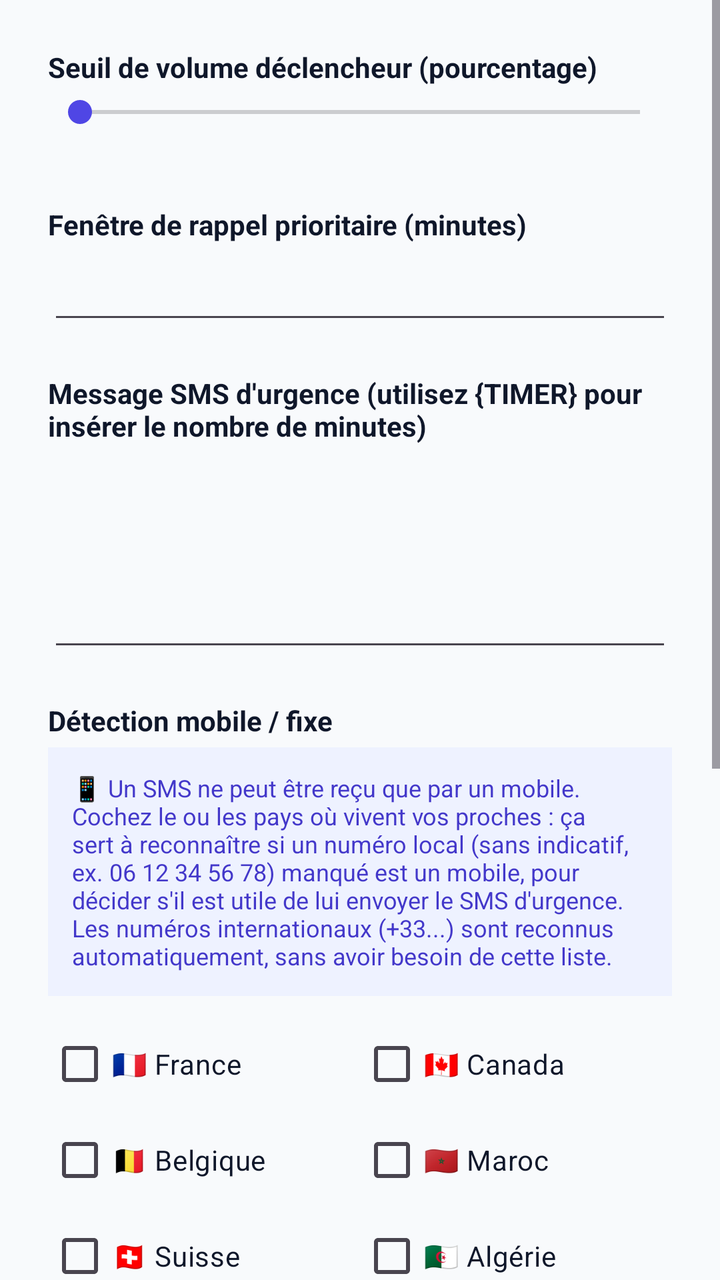
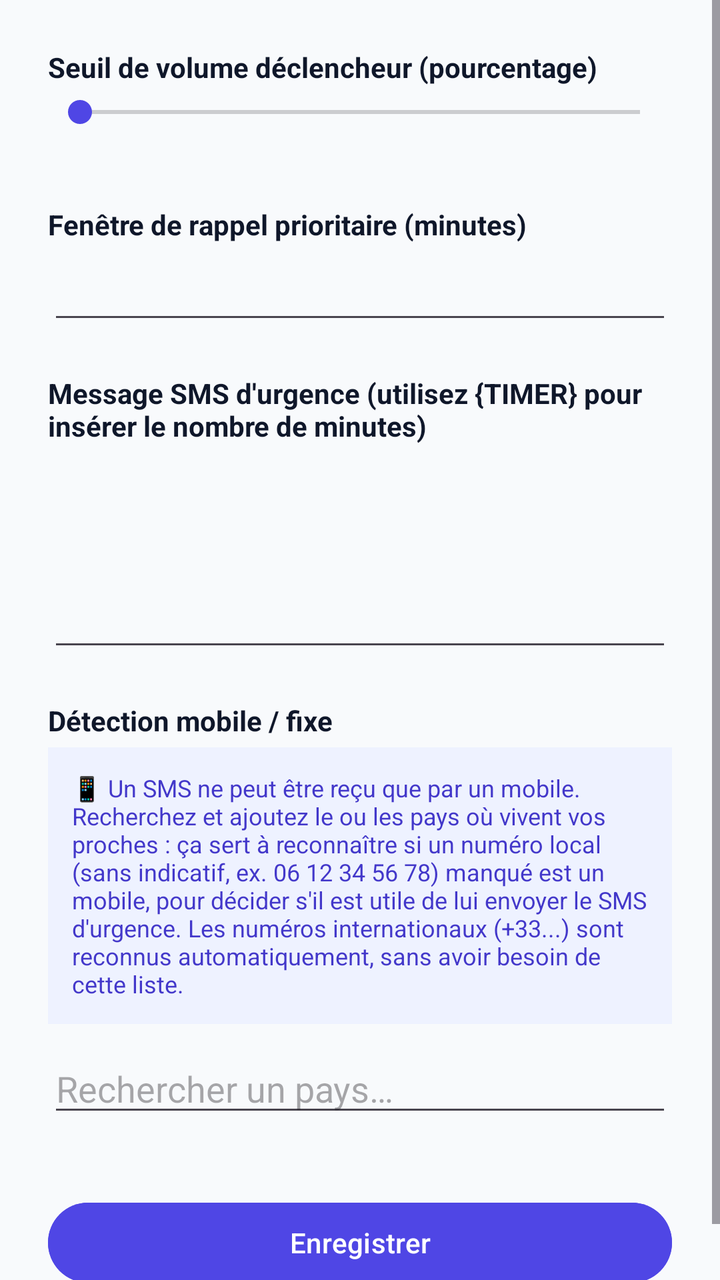

The first picture is an Android layout as it rendered before a commit; the second is the same layout after the commit. The layout source and the unified diff follow.
<!-- AndroidManifest.xml: activity theme Theme.UrgentCallGuard -->
<!-- res/layout/activity_settings.xml -->
<?xml version="1.0" encoding="utf-8"?>
<ScrollView xmlns:android="http://schemas.android.com/apk/res/android"
    android:layout_width="match_parent"
    android:layout_height="match_parent"
    android:background="@color/slate_50">

    <LinearLayout
        android:layout_width="match_parent"
        android:layout_height="wrap_content"
        android:orientation="vertical"
        android:padding="24dp">

        <TextView
            android:layout_width="wrap_content"
            android:layout_height="wrap_content"
            android:layout_marginBottom="4dp"
            android:text="@string/settings_volume_threshold_label"
            android:textColor="@color/slate_900"
            android:textStyle="bold" />

        <SeekBar
            android:id="@+id/volumeThresholdSeekBar"
            android:layout_width="match_parent"
            android:layout_height="wrap_content"
            android:max="100" />

        <TextView
            android:id="@+id/volumeThresholdValue"
            android:layout_width="wrap_content"
            android:layout_height="wrap_content"
            android:layout_marginBottom="20dp"
            android:textColor="@color/slate_500"
            android:textSize="13sp" />

        <TextView
            android:layout_width="wrap_content"
            android:layout_height="wrap_content"
            android:layout_marginBottom="4dp"
            android:text="@string/settings_timer_label"
            android:textColor="@color/slate_900"
            android:textStyle="bold" />

        <EditText
            android:id="@+id/timerMinutesInput"
            android:layout_width="match_parent"
            android:layout_height="wrap_content"
            android:layout_marginBottom="20dp"
            android:inputType="number"
            android:maxLength="3" />

        <TextView
            android:layout_width="wrap_content"
            android:layout_height="wrap_content"
            android:layout_marginBottom="4dp"
            android:text="@string/settings_sms_template_label"
            android:textColor="@color/slate_900"
            android:textStyle="bold" />

        <EditText
            android:id="@+id/smsTemplateInput"
            android:layout_width="match_parent"
            android:layout_height="wrap_content"
            android:layout_marginBottom="20dp"
            android:gravity="top"
            android:inputType="textMultiLine"
            android:lines="4" />

        <TextView
            android:layout_width="wrap_content"
            android:layout_height="wrap_content"
            android:layout_marginBottom="4dp"
            android:text="@string/settings_mobile_detection_label"
            android:textColor="@color/slate_900"
            android:textStyle="bold" />

        <TextView
            android:layout_width="match_parent"
            android:layout_height="wrap_content"
            android:layout_marginBottom="10dp"
            android:background="@color/indigo_50"
            android:padding="12dp"
            android:text="@string/settings_mobile_detection_notice"
            android:textColor="@color/indigo_700"
            android:textSize="12sp" />

        <LinearLayout
            android:layout_width="match_parent"
            android:layout_height="wrap_content"
            android:layout_marginBottom="24dp"
            android:orientation="horizontal">

            <LinearLayout
                android:layout_width="0dp"
                android:layout_height="wrap_content"
                android:layout_weight="1"
                android:orientation="vertical">

                <CheckBox
                    android:id="@+id/countryCheckboxFR"
                    android:layout_width="match_parent"
                    android:layout_height="wrap_content"
                    android:text="@string/country_fr"
                    android:textColor="@color/slate_900"
                    android:textSize="14sp" />

                <CheckBox
                    android:id="@+id/countryCheckboxBE"
                    android:layout_width="match_parent"
                    android:layout_height="wrap_content"
                    android:text="@string/country_be"
                    android:textColor="@color/slate_900"
                    android:textSize="14sp" />

                <CheckBox
                    android:id="@+id/countryCheckboxCH"
                    android:layout_width="match_parent"
                    android:layout_height="wrap_content"
                    android:text="@string/country_ch"
                    android:textColor="@color/slate_900"
                    android:textSize="14sp" />

                <CheckBox
                    android:id="@+id/countryCheckboxLU"
                    android:layout_width="match_parent"
                    android:layout_height="wrap_content"
                    android:text="@string/country_lu"
                    android:textColor="@color/slate_900"
                    android:textSize="14sp" />
            </LinearLayout>

            <LinearLayout
                android:layout_width="0dp"
                android:layout_height="wrap_content"
                android:layout_weight="1"
                android:orientation="vertical">

                <CheckBox
                    android:id="@+id/countryCheckboxCA"
                    android:layout_width="match_parent"
                    android:layout_height="wrap_content"
                    android:text="@string/country_ca"
                    android:textColor="@color/slate_900"
                    android:textSize="14sp" />

                <CheckBox
                    android:id="@+id/countryCheckboxMA"
                    android:layout_width="match_parent"
                    android:layout_height="wrap_content"
                    android:text="@string/country_ma"
                    android:textColor="@color/slate_900"
                    android:textSize="14sp" />

                <CheckBox
                    android:id="@+id/countryCheckboxDZ"
                    android:layout_width="match_parent"
                    android:layout_height="wrap_content"
                    android:text="@string/country_dz"
                    android:textColor="@color/slate_900"
                    android:textSize="14sp" />

                <CheckBox
                    android:id="@+id/countryCheckboxTN"
                    android:layout_width="match_parent"
                    android:layout_height="wrap_content"
                    android:text="@string/country_tn"
                    android:textColor="@color/slate_900"
                    android:textSize="14sp" />
            </LinearLayout>

        </LinearLayout>

        <TextView
            android:layout_width="wrap_content"
            android:layout_height="wrap_content"
            android:layout_marginBottom="4dp"
            android:text="@string/settings_dnd_label"
            android:textColor="@color/slate_900"
            android:textStyle="bold" />

        <TextView
            android:layout_width="match_parent"
            android:layout_height="wrap_content"
            android:layout_marginBottom="8dp"
            android:background="@color/indigo_50"
            android:padding="12dp"
            android:text="@string/settings_dnd_notice"
            android:textColor="@color/indigo_700"
            android:textSize="12sp" />

        <com.google.android.material.button.MaterialButton
            android:id="@+id/openDndSettingsButton"
            style="@style/Widget.Material3.Button.OutlinedButton"
            android:layout_width="match_parent"
            android:layout_height="wrap_content"
            android:layout_marginBottom="24dp"
            android:text="@string/settings_dnd_button" />

        <com.google.android.material.button.MaterialButton
            android:id="@+id/saveSettingsButton"
            style="@style/Widget.Material3.Button"
            android:layout_width="match_parent"
            android:layout_height="wrap_content"
            android:backgroundTint="@color/indigo_600"
            android:text="@string/settings_save_button" />

    </LinearLayout>
</ScrollView>
<!-- resources referenced by this layout -->
<resources>
  <color name="indigo_50">#EEF2FF</color>
  <color name="indigo_600">#4F46E5</color>
  <color name="indigo_700">#4338CA</color>
  <color name="slate_50">#F8FAFC</color>
  <color name="slate_500">#64748B</color>
  <color name="slate_900">#0F172A</color>
  <string name="country_be">🇧🇪 Belgique</string>
  <string name="country_ca">🇨🇦 Canada</string>
  <string name="country_ch">🇨🇭 Suisse</string>
  <string name="country_dz">🇩🇿 Algérie</string>
  <string name="country_fr">🇫🇷 France</string>
  <string name="country_lu">🇱🇺 Luxembourg</string>
  <string name="country_ma">🇲🇦 Maroc</string>
  <string name="country_tn">🇹🇳 Tunisie</string>
  <string name="settings_dnd_button">Ouvrir les réglages du téléphone</string>
  <string name="settings_dnd_label">Mode Ne pas déranger du téléphone</string>
  <string name="settings_dnd_notice">Le mode "Ne pas déranger" (Android) coupe les sonneries, notifications et vibrations selon des règles que vous définissez (horaires, contacts autorisés, etc.). Urgent Call Guard s\'appuie sur ce même mécanisme système pour forcer la sonnerie à plein volume quand c\'est nécessaire. Android ne permettant pas d\'ouvrir directement cet écran précis, ce raccourci ouvre les réglages du téléphone : cherchez ensuite "Ne pas déranger" (généralement dans Sons &amp; vibrations).</string>
  <string name="settings_mobile_detection_label">Détection mobile / fixe</string>
  <string name="settings_mobile_detection_notice">📱 Un SMS ne peut être reçu que par un mobile. Cochez le ou les pays où vivent vos proches : ça sert à reconnaître si un numéro local (sans indicatif, ex. 06 12 34 56 78) manqué est un mobile, pour décider s\'il est utile de lui envoyer le SMS d\'urgence. Les numéros internationaux (+33...) sont reconnus automatiquement, sans avoir besoin de cette liste.</string>
  <string name="settings_save_button">Enregistrer</string>
  <string name="settings_sms_template_label">Message SMS d\'urgence (utilisez {TIMER} pour insérer le nombre de minutes)</string>
  <string name="settings_timer_label">Fenêtre de rappel prioritaire (minutes)</string>
  <string name="settings_volume_threshold_label">Seuil de volume déclencheur (pourcentage)</string>
  <style name="Theme.UrgentCallGuard" parent="Theme.Material3.DayNight.NoActionBar">
          <item name="colorPrimary">@color/indigo_600</item>
          <item name="colorPrimaryVariant">@color/indigo_700</item>
          <item name="colorOnPrimary">@color/white</item>
          <item name="colorSecondary">@color/indigo_600</item>
          <item name="colorSurface">@color/white</item>
          <item name="android:windowBackground">@color/slate_50</item>
          <item name="android:statusBarColor">@color/indigo_600</item>
      </style>
  <color name="white">#FFFFFF</color>
</resources>

<!-- the commit's change to res/layout/activity_settings.xml (unified diff, before → after) -->
@@ -1,5 +1,6 @@
 <?xml version="1.0" encoding="utf-8"?>
 <ScrollView xmlns:android="http://schemas.android.com/apk/res/android"
+    xmlns:app="http://schemas.android.com/apk/res-auto"
     android:layout_width="match_parent"
     android:layout_height="match_parent"
     android:background="@color/slate_50">
@@ -83,117 +84,21 @@
             android:textColor="@color/indigo_700"
             android:textSize="12sp" />
 
-        <LinearLayout
+        <AutoCompleteTextView
+            android:id="@+id/countrySearchInput"
+            android:layout_width="match_parent"
+            android:layout_height="wrap_content"
+            android:layout_marginBottom="10dp"
+            android:completionThreshold="1"
+            android:hint="@string/settings_country_search_hint"
+            android:inputType="text" />
+
+        <com.google.android.material.chip.ChipGroup
+            android:id="@+id/selectedCountriesChipGroup"
             android:layout_width="match_parent"
             android:layout_height="wrap_content"
             android:layout_marginBottom="24dp"
-            android:orientation="horizontal">
-
-            <LinearLayout
-                android:layout_width="0dp"
-                android:layout_height="wrap_content"
-                android:layout_weight="1"
-                android:orientation="vertical">
-
-                <CheckBox
-                    android:id="@+id/countryCheckboxFR"
-                    android:layout_width="match_parent"
-                    android:layout_height="wrap_content"
-                    android:text="@string/country_fr"
-                    android:textColor="@color/slate_900"
-                    android:textSize="14sp" />
-
-                <CheckBox
-                    android:id="@+id/countryCheckboxBE"
-                    android:layout_width="match_parent"
-                    android:layout_height="wrap_content"
-                    android:text="@string/country_be"
-                    android:textColor="@color/slate_900"
-                    android:textSize="14sp" />
-
-                <CheckBox
-                    android:id="@+id/countryCheckboxCH"
-                    android:layout_width="match_parent"
-                    android:layout_height="wrap_content"
-                    android:text="@string/country_ch"
-                    android:textColor="@color/slate_900"
-                    android:textSize="14sp" />
-
-                <CheckBox
-                    android:id="@+id/countryCheckboxLU"
-                    android:layout_width="match_parent"
-                    android:layout_height="wrap_content"
-                    android:text="@string/country_lu"
-                    android:textColor="@color/slate_900"
-                    android:textSize="14sp" />
-            </LinearLayout>
-
-            <LinearLayout
-                android:layout_width="0dp"
-                android:layout_height="wrap_content"
-                android:layout_weight="1"
-                android:orientation="vertical">
-
-                <CheckBox
-                    android:id="@+id/countryCheckboxCA"
-                    android:layout_width="match_parent"
-                    android:layout_height="wrap_content"
-                    android:text="@string/country_ca"
-                    android:textColor="@color/slate_900"
-                    android:textSize="14sp" />
-
-                <CheckBox
-                    android:id="@+id/countryCheckboxMA"
-                    android:layout_width="match_parent"
-                    android:layout_height="wrap_content"
-                    android:text="@string/country_ma"
-                    android:textColor="@color/slate_900"
-                    android:textSize="14sp" />
-
-                <CheckBox
-                    android:id="@+id/countryCheckboxDZ"
-                    android:layout_width="match_parent"
-                    android:layout_height="wrap_content"
-                    android:text="@string/country_dz"
-                    android:textColor="@color/slate_900"
-                    android:textSize="14sp" />
-
-                <CheckBox
-                    android:id="@+id/countryCheckboxTN"
-                    android:layout_width="match_parent"
-                    android:layout_height="wrap_content"
-                    android:text="@string/country_tn"
-                    android:textColor="@color/slate_900"
-                    android:textSize="14sp" />
-            </LinearLayout>
-
-        </LinearLayout>
-
-        <TextView
-            android:layout_width="wrap_content"
-            android:layout_height="wrap_content"
-            android:layout_marginBottom="4dp"
-            android:text="@string/settings_dnd_label"
-            android:textColor="@color/slate_900"
-            android:textStyle="bold" />
-
-        <TextView
-            android:layout_width="match_parent"
-            android:layout_height="wrap_content"
-            android:layout_marginBottom="8dp"
-            android:background="@color/indigo_50"
-            android:padding="12dp"
-            android:text="@string/settings_dnd_notice"
-            android:textColor="@color/indigo_700"
-            android:textSize="12sp" />
-
-        <com.google.android.material.button.MaterialButton
-            android:id="@+id/openDndSettingsButton"
-            style="@style/Widget.Material3.Button.OutlinedButton"
-            android:layout_width="match_parent"
-            android:layout_height="wrap_content"
-            android:layout_marginBottom="24dp"
-            android:text="@string/settings_dnd_button" />
+            app:chipSpacingHorizontal="6dp" />
 
         <com.google.android.material.button.MaterialButton
             android:id="@+id/saveSettingsButton"
<!-- resource entries referenced after the edit -->
@@ -6,19 +6,9 @@
   <color name="slate_50">#F8FAFC</color>
   <color name="slate_500">#64748B</color>
   <color name="slate_900">#0F172A</color>
-  <string name="country_be">🇧🇪 Belgique</string>
-  <string name="country_ca">🇨🇦 Canada</string>
-  <string name="country_ch">🇨🇭 Suisse</string>
-  <string name="country_dz">🇩🇿 Algérie</string>
-  <string name="country_fr">🇫🇷 France</string>
-  <string name="country_lu">🇱🇺 Luxembourg</string>
-  <string name="country_ma">🇲🇦 Maroc</string>
-  <string name="country_tn">🇹🇳 Tunisie</string>
-  <string name="settings_dnd_button">Ouvrir les réglages du téléphone</string>
-  <string name="settings_dnd_label">Mode Ne pas déranger du téléphone</string>
-  <string name="settings_dnd_notice">Le mode "Ne pas déranger" (Android) coupe les sonneries, notifications et vibrations selon des règles que vous définissez (horaires, contacts autorisés, etc.). Urgent Call Guard s\'appuie sur ce même mécanisme système pour forcer la sonnerie à plein volume quand c\'est nécessaire. Android ne permettant pas d\'ouvrir directement cet écran précis, ce raccourci ouvre les réglages du téléphone : cherchez ensuite "Ne pas déranger" (généralement dans Sons &amp; vibrations).</string>
+  <string name="settings_country_search_hint">Rechercher un pays…</string>
   <string name="settings_mobile_detection_label">Détection mobile / fixe</string>
-  <string name="settings_mobile_detection_notice">📱 Un SMS ne peut être reçu que par un mobile. Cochez le ou les pays où vivent vos proches : ça sert à reconnaître si un numéro local (sans indicatif, ex. 06 12 34 56 78) manqué est un mobile, pour décider s\'il est utile de lui envoyer le SMS d\'urgence. Les numéros internationaux (+33...) sont reconnus automatiquement, sans avoir besoin de cette liste.</string>
+  <string name="settings_mobile_detection_notice">📱 Un SMS ne peut être reçu que par un mobile. Recherchez et ajoutez le ou les pays où vivent vos proches : ça sert à reconnaître si un numéro local (sans indicatif, ex. 06 12 34 56 78) manqué est un mobile, pour décider s\'il est utile de lui envoyer le SMS d\'urgence. Les numéros internationaux (+33...) sont reconnus automatiquement, sans avoir besoin de cette liste.</string>
   <string name="settings_save_button">Enregistrer</string>
   <string name="settings_sms_template_label">Message SMS d\'urgence (utilisez {TIMER} pour insérer le nombre de minutes)</string>
   <string name="settings_timer_label">Fenêtre de rappel prioritaire (minutes)</string>
